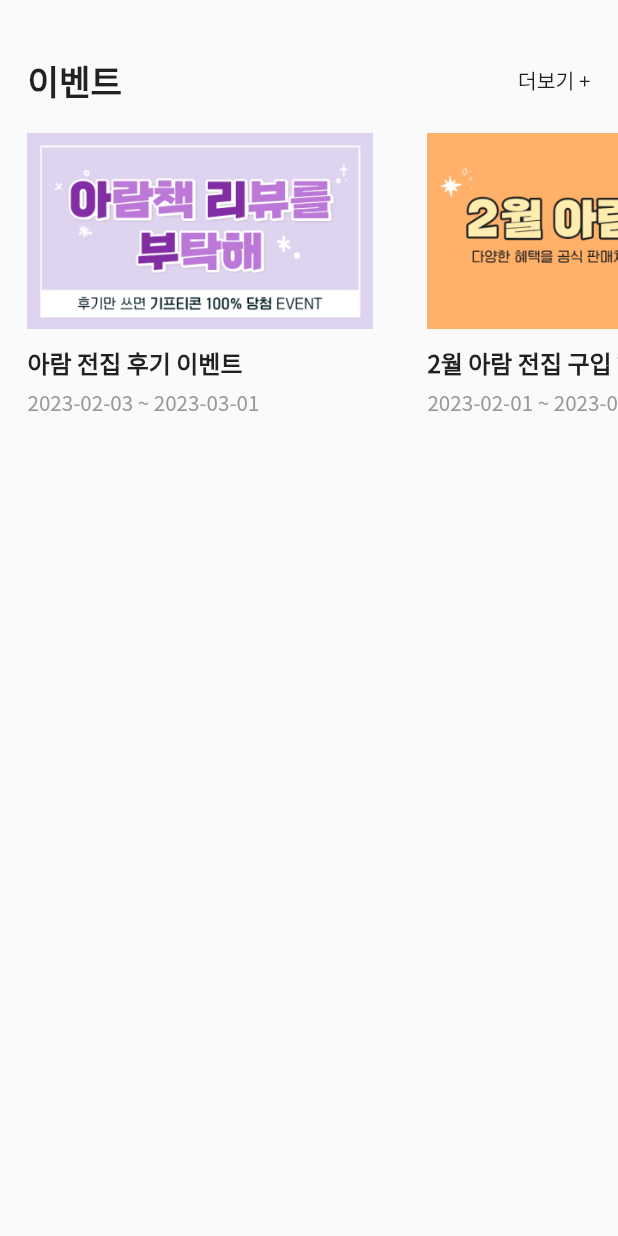
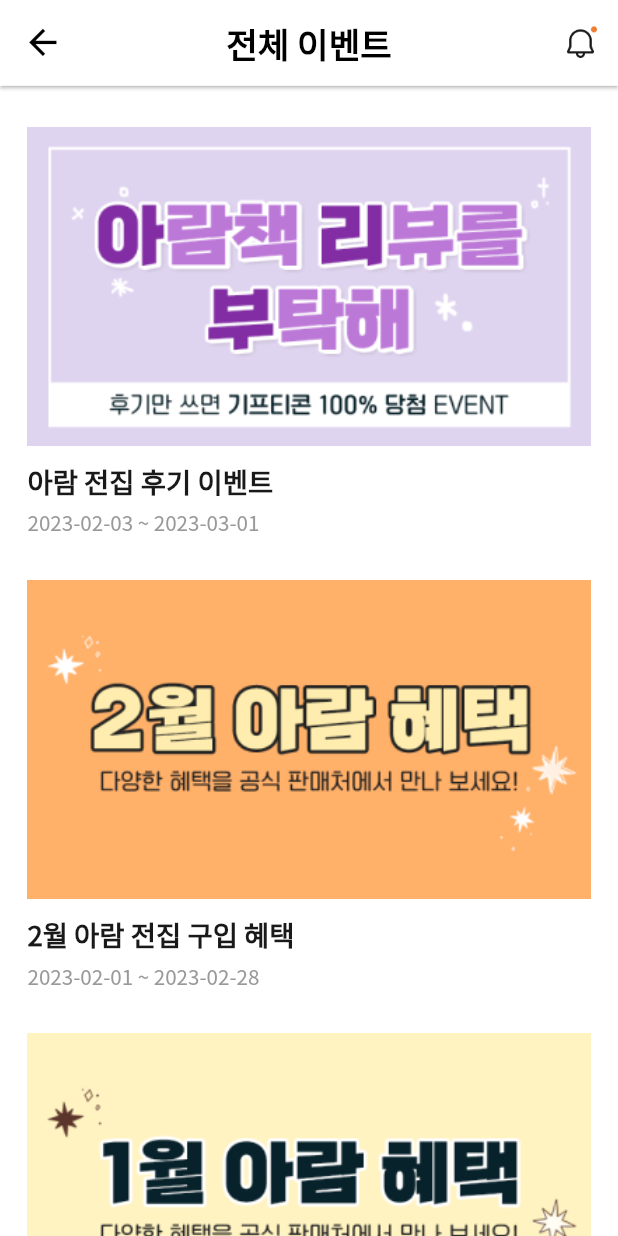
Before and after one commit to mong9nuna/AramiTest, a Flutter app: the EventCard widget shown alone on an empty page, opened directly, after a tap on "더보기 +", on a phone screen of 412 x 824 dp. Run offline on Flutter 3.47's test engine with Material 2 defaults, Android fonts, the light colour scheme and no system bars; our stand-ins replace dio, image_picker, open_file, video_player.

Commit message:
마이페이지 전체 이벤트 페이지 추가

```diff
--- a/lib/home/component/event_card.dart
+++ b/lib/home/component/event_card.dart
@@ -1,6 +1,7 @@
 import 'package:arami/common/const/colors.dart';
 import 'package:arami/common/const/fonts.dart';
 import 'package:arami/common/const/size.dart';
+import 'package:arami/mypage/view/mypage_event_screen.dart';
 import 'package:flutter/material.dart';
 
 class EventCard extends StatefulWidget {
@@ -51,7 +52,11 @@ class _EventCardState extends State<EventCard> {
               ),
               GestureDetector(
                 onTap: () {
-                  print('이벤트 더보기 작동');
+                  Navigator.of(context).push(
+                    MaterialPageRoute(
+                      builder: (context) => MypageEventScreen(),
+                    ),
+                  );
                 },
                 child: Text(
                   '더보기 +',
--- a/lib/mypage/empty.dart
+++ /dev/null
@@ -1 +0,0 @@
-import 'package:flutter/material.dart';
--- /dev/null
+++ b/lib/mypage/view/mypage_event_screen.dart
@@ -0,0 +1,127 @@
+import 'package:arami/common/const/colors.dart';
+import 'package:arami/common/const/fonts.dart';
+import 'package:arami/common/const/size.dart';
+import 'package:arami/common/layout/default_layout.dart';
+import 'package:flutter/material.dart';
+
+class MypageEventScreen extends StatelessWidget {
+  const MypageEventScreen({Key? key}) : super(key: key);
+
+  @override
+  Widget build(BuildContext context) {
+    final List<Map<String, dynamic>> itemList = [
+      {
+        'thumbnail': 'asset/img/sample/event_sample_1.png',
+        'title': '아람 전집 후기 이벤트',
+        'startDate': '2023-02-03',
+        'endDate': '2023-03-01',
+      },
+      {
+        'thumbnail': 'asset/img/sample/event_sample_2.png',
+        'title': '2월 아람 전집 구입 혜택',
+        'startDate': '2023-02-01',
+        'endDate': '2023-02-28',
+      },
+      {
+        'thumbnail': 'asset/img/sample/event_sample_3.png',
+        'title': '1월 아람 전집 구입 혜택',
+        'startDate': '2023-01-01',
+        'endDate': '2023-01-31',
+      },
+      {
+        'thumbnail': 'asset/img/sample/event_sample_1.png',
+        'title': '아람 전집 후기 이벤트',
+        'startDate': '2023-02-03',
+        'endDate': '2023-03-01',
+      },
+      {
+        'thumbnail': 'asset/img/sample/event_sample_2.png',
+        'title': '2월 아람 전집 구입 혜택',
+        'startDate': '2023-02-01',
+        'endDate': '2023-02-28',
+      },
+      {
+        'thumbnail': 'asset/img/sample/event_sample_3.png',
+        'title': '1월 아람 전집 구입 혜택',
+        'startDate': '2023-01-01',
+        'endDate': '2023-01-31',
+      },
+    ];
+
+    return DefaultLayout(
+      appbarPointView: false,
+      appbarType: true,
+      logoType: false,
+      appTitle: '전체 이벤트',
+      elevations: 1,
+      notiButton: true,
+      child: SingleChildScrollView(
+        child: Padding(
+          padding: EdgeInsets.only(
+            top: 24.0 * getScaleWidth(context),
+          ),
+          child: Column(
+            children: [
+              ListView.builder(
+                  physics: NeverScrollableScrollPhysics(),
+                  shrinkWrap: true,
+                  itemCount: itemList.length,
+                  itemBuilder: (BuildContext context, int index) {
+                    return Container(
+                      child: Padding(
+                        padding: EdgeInsets.symmetric(
+                          horizontal: 16.0 * getScaleWidth(context),
+                        ),
+                        child: Column(
+                          crossAxisAlignment: CrossAxisAlignment.start,
+                          children: [
+                            SizedBox(
+                              width: 328.0 * getScaleWidth(context),
+                              height: 186.0 * getScaleWidth(context),
+                              child: Image.asset(
+                                itemList[index]['thumbnail'],
+                                fit: BoxFit.cover,
+                              ),
+                            ),
+                            Padding(
+                              padding: EdgeInsets.symmetric(
+                                vertical: 8.0 * getScaleWidth(context),
+                              ),
+                              child: Column(
+                                crossAxisAlignment: CrossAxisAlignment.start,
+                                children: [
+                                  Text(
+                                    itemList[index]['title'],
+                                    style: BODY3_BOLD.copyWith(
+                                      fontSize: 16.0 * getFontWidth(context),
+                                      color: GRAY090,
+                                    ),
+                                  ),
+                                  SizedBox(
+                                    height: 4.0 * getScaleWidth(context),
+                                  ),
+                                  Text(
+                                    "${itemList[index]['startDate']} ~ ${itemList[index]['endDate']}",
+                                    style: BODY1_REGULAR.copyWith(
+                                      fontSize: 12.0 * getFontWidth(context),
+                                      color: GRAY040,
+                                    ),
+                                  ),
+                                  SizedBox(
+                                    height: 16.0 * getScaleWidth(context),
+                                  ),
+                                ],
+                              ),
+                            ),
+                          ],
+                        ),
+                      ),
+                    );
+                  })
+            ],
+          ),
+        ),
+      ),
+    );
+  }
+}
```
